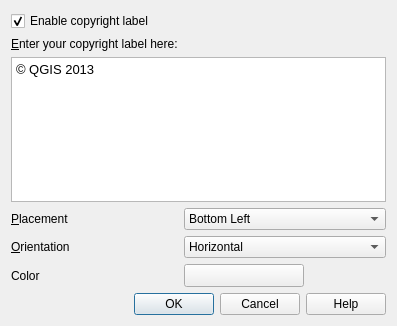
Before: the Qt Designer form src/ui/qgsdecorationcopyrightdialog.ui in carsmie/QGIS, drawn with Qt 5.
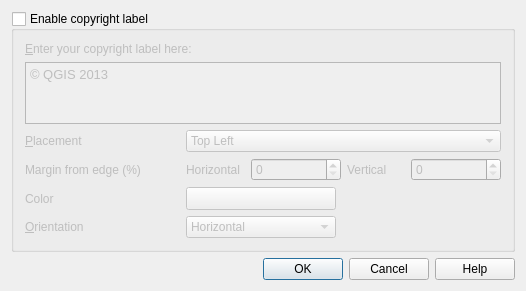
After: the same form once the commit is applied. Icons and pictures are not drawn. Custom widgets are drawn as their Qt base class.

Commit message:
Added placement margin to decoration items and updated dialogs.
- North arrow, scalebar, and copyright label updated to include a
  margin option on placement.
- All qgsdecorationitem type dialogs amended so that all widgets sit
  within a checkable group box for activating/deactivating the item.

Diff of the .ui file:
```diff
--- a/src/ui/qgsdecorationcopyrightdialog.ui
+++ b/src/ui/qgsdecorationcopyrightdialog.ui
@@ -6,8 +6,8 @@
    <rect>
     <x>0</x>
     <y>0</y>
-    <width>397</width>
-    <height>326</height>
+    <width>526</width>
+    <height>291</height>
    </rect>
   </property>
   <property name="windowTitle">
@@ -19,17 +19,133 @@
    </iconset>
   </property>
   <layout class="QGridLayout" name="gridLayout">
-   <item row="0" column="0">
-    <widget class="QCheckBox" name="cboxEnabled">
-     <property name="text">
+   <item row="0" column="0" colspan="2">
+    <widget class="QGroupBox" name="grpEnable">
+     <property name="minimumSize">
+      <size>
+       <width>0</width>
+       <height>240</height>
+      </size>
+     </property>
+     <property name="title">
       <string>Enable copyright label</string>
      </property>
-     <property name="checked">
+     <property name="checkable">
       <bool>true</bool>
      </property>
-    </widget>
-   </item>
-   <item row="1" column="0">
+     <property name="checked">
+      <bool>false</bool>
+     </property>
+     <layout class="QGridLayout" name="gridLayout_2">
+      <item row="2" column="1" colspan="4">
+       <widget class="QComboBox" name="cboPlacement">
+        <item>
+         <property name="text">
+          <string>Top Left</string>
+         </property>
+        </item>
+        <item>
+         <property name="text">
+          <string>Top Right</string>
+         </property>
+        </item>
+        <item>
+         <property name="text">
+          <string>Bottom Left</string>
+         </property>
+        </item>
+        <item>
+         <property name="text">
+          <string>Bottom Right</string>
+         </property>
+        </item>
+       </widget>
+      </item>
+      <item row="3" column="0">
+       <widget class="QLabel" name="lblMargin">
+        <property name="minimumSize">
+         <size>
+          <width>155</width>
+          <height>0</height>
+         </size>
+        </property>
+        <property name="text">
+         <string>Margin from edge (%)</string>
+        </property>
+       </widget>
+      </item>
+      <item row="3" column="1">
+       <widget class="QLabel" name="textLabel1_4">
+        <property name="text">
+         <string>Horizontal</string>
+        </property>
+       </widget>
+      </item>
+      <item row="3" column="2">
+       <widget class="QgsSpinBox" name="spnHorizontal">
+        <property name="minimumSize">
+         <size>
+          <width>90</width>
+          <height>0</height>
+         </size>
+        </property>
+        <property name="maximumSize">
+         <size>
+          <width>16777215</width>
+          <height>16777215</height>
+         </size>
+        </property>
+        <property name="minimum">
+         <number>0</number>
+        </property>
+        <property name="maximum">
+         <number>100</number>
+        </property>
+       </widget>
+      </item>
+      <item row="3" column="3">
+       <widget class="QLabel" name="textLabel1_5">
+        <property name="text">
+         <string>Vertical</string>
+        </property>
+       </widget>
+      </item>
+      <item row="3" column="4">
+       <widget class="QgsSpinBox" name="spnVertical">
+        <property name="minimumSize">
+         <size>
+          <width>90</width>
+          <height>0</height>
+         </size>
+        </property>
+        <property name="maximumSize">
+         <size>
+          <width>16777215</width>
+          <height>16777215</height>
+         </size>
+        </property>
+        <property name="maximum">
+         <number>100</number>
+        </property>
+       </widget>
+      </item>
+      <item row="5" column="0">
+       <widget class="QLabel" name="textLabel15">
+        <property name="maximumSize">
+         <size>
+          <width>100</width>
+          <height>16777215</height>
+         </size>
+        </property>
+        <property name="text">
+         <string>&amp;Orientation</string>
+        </property>
+        <property name="buddy">
+         <cstring>cboOrientation</cstring>
+        </property>
+       </widget>
+      </item>
+      <item row="0" column="0" colspan="4">
     <widget class="QLabel" name="label_2">
      <property name="text">
       <string>&amp;Enter your copyright label here:</string>
@@ -39,7 +155,23 @@
      </property>
     </widget>
    </item>
-   <item row="2" column="0" colspan="2">
+      <item row="2" column="0">
+       <widget class="QLabel" name="textLabel16">
+        <property name="maximumSize">
+         <size>
+          <width>100</width>
+          <height>16777215</height>
+         </size>
+        </property>
+        <property name="text">
+         <string>&amp;Placement</string>
+        </property>
+        <property name="buddy">
+         <cstring>cboPlacement</cstring>
+        </property>
+       </widget>
+      </item>
+      <item row="1" column="0" colspan="5">
     <widget class="QTextEdit" name="txtCopyrightText">
      <property name="html">
       <string>&lt;!DOCTYPE HTML PUBLIC &quot;-//W3C//DTD HTML 4.0//EN&quot; &quot;http://www.w3.org/TR/REC-html40/strict.dtd&quot;&gt;
@@ -50,52 +182,16 @@
      </property>
     </widget>
    </item>
-   <item row="3" column="0">
-    <widget class="QLabel" name="textLabel16">
-     <property name="text">
-      <string>&amp;Placement</string>
-     </property>
-     <property name="buddy">
-      <cstring>cboPlacement</cstring>
-     </property>
-    </widget>
-   </item>
-   <item row="3" column="1">
-    <widget class="QComboBox" name="cboPlacement">
+      <item row="5" column="1" colspan="4">
+       <layout class="QHBoxLayout" name="horizontalLayout_3">
      <item>
-      <property name="text">
-       <string>Bottom Left</string>
-      </property>
-     </item>
-     <item>
-      <property name="text">
-       <string>Top Left</string>
-      </property>
-     </item>
-     <item>
-      <property name="text">
-       <string>Bottom Right</string>
-      </property>
-     </item>
-     <item>
-      <property name="text">
-       <string>Top Right</string>
-      </property>
-     </item>
-    </widget>
-   </item>
-   <item row="4" column="0">
-    <widget class="QLabel" name="textLabel15">
-     <property name="text">
-      <string>&amp;Orientation</string>
-     </property>
-     <property name="buddy">
-      <cstring>cboOrientation</cstring>
-     </property>
-    </widget>
-   </item>
-   <item row="4" column="1">
     <widget class="QComboBox" name="cboOrientation">
+          <property name="minimumSize">
+           <size>
+            <width>150</width>
+            <height>0</height>
+           </size>
+          </property>
      <item>
       <property name="text">
        <string>Horizontal</string>
@@ -108,20 +204,41 @@
      </item>
     </widget>
    </item>
-   <item row="5" column="0">
+        <item>
+         <spacer name="horizontalSpacer_2">
+          <property name="orientation">
+           <enum>Qt::Horizontal</enum>
+          </property>
+          <property name="sizeHint" stdset="0">
+           <size>
+            <width>40</width>
+            <height>20</height>
+           </size>
+          </property>
+         </spacer>
+        </item>
+       </layout>
+      </item>
+      <item row="4" column="0">
     <widget class="QLabel" name="label">
+        <property name="maximumSize">
+         <size>
+          <width>100</width>
+          <height>16777215</height>
+         </size>
+        </property>
      <property name="text">
       <string>Color</string>
      </property>
     </widget>
    </item>
-   <item row="5" column="1">
+      <item row="4" column="1" colspan="4">
     <layout class="QHBoxLayout" name="horizontalLayout">
      <item>
       <widget class="QgsColorButtonV2" name="pbnColorChooser">
        <property name="minimumSize">
         <size>
-         <width>120</width>
+            <width>150</width>
          <height>0</height>
         </size>
        </property>
@@ -151,7 +268,10 @@
      </item>
     </layout>
    </item>
-   <item row="6" column="0" colspan="2">
+     </layout>
+    </widget>
+   </item>
+   <item row="1" column="0" colspan="2">
     <widget class="QDialogButtonBox" name="buttonBox">
      <property name="orientation">
       <enum>Qt::Horizontal</enum>
@@ -171,6 +291,11 @@
    <header>qgscolorbuttonv2.h</header>
    <container>1</container>
   </customwidget>
+  <customwidget>
+   <class>QgsSpinBox</class>
+   <extends>QSpinBox</extends>
+   <header>qgsspinbox.h</header>
+  </customwidget>
  </customwidgets>
  <tabstops>
   <tabstop>cboxEnabled</tabstop>
```
Left out of the diff: 6 changed lines with no effect on the pictures. Lines whose indentation alone changed are shown as unchanged. The commit also changes 13 other files.
